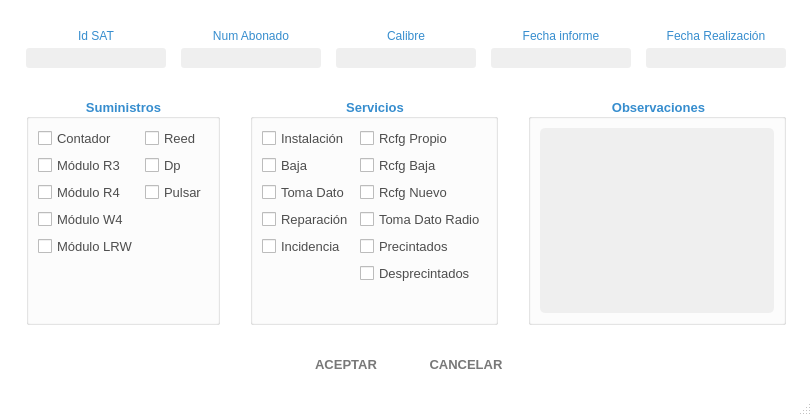
Above: informe_instalacion_servicios.ui from lreyesm/MiRutaDesktop before the change. Below: the same form after it.
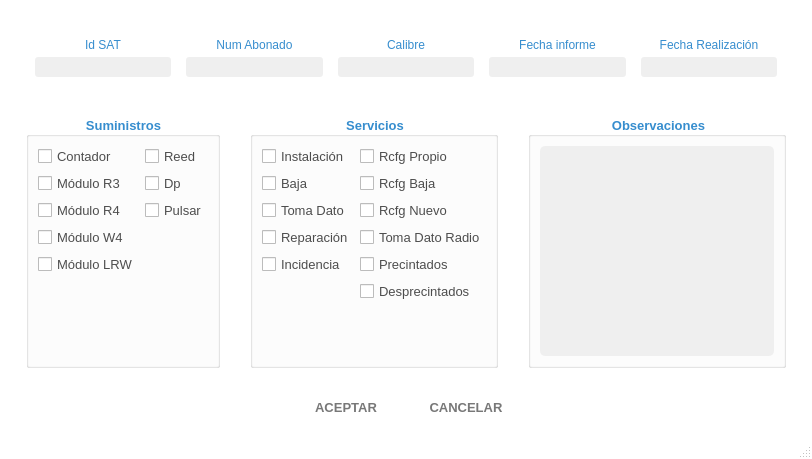
That is the form after the change. Icons and pictures are not drawn.

```diff
--- a/informe_instalacion_servicios.ui
+++ b/informe_instalacion_servicios.ui
@@ -7,7 +7,7 @@
     <x>0</x>
     <y>0</y>
     <width>812</width>
-    <height>416</height>
+    <height>459</height>
    </rect>
   </property>
   <property name="palette">
@@ -108,6 +108,7 @@
            <number>30</number>
           </property>
           <item>
+           <widget class="QWidget" name="widget_task_data" native="true">
            <layout class="QHBoxLayout" name="horizontalLayout_4">
             <property name="spacing">
              <number>15</number>
@@ -303,6 +304,7 @@
              </layout>
             </item>
            </layout>
+           </widget>
           </item>
           <item>
            <layout class="QHBoxLayout" name="horizontalLayout_5">
```
Lines whose indentation alone changed are shown as unchanged.
